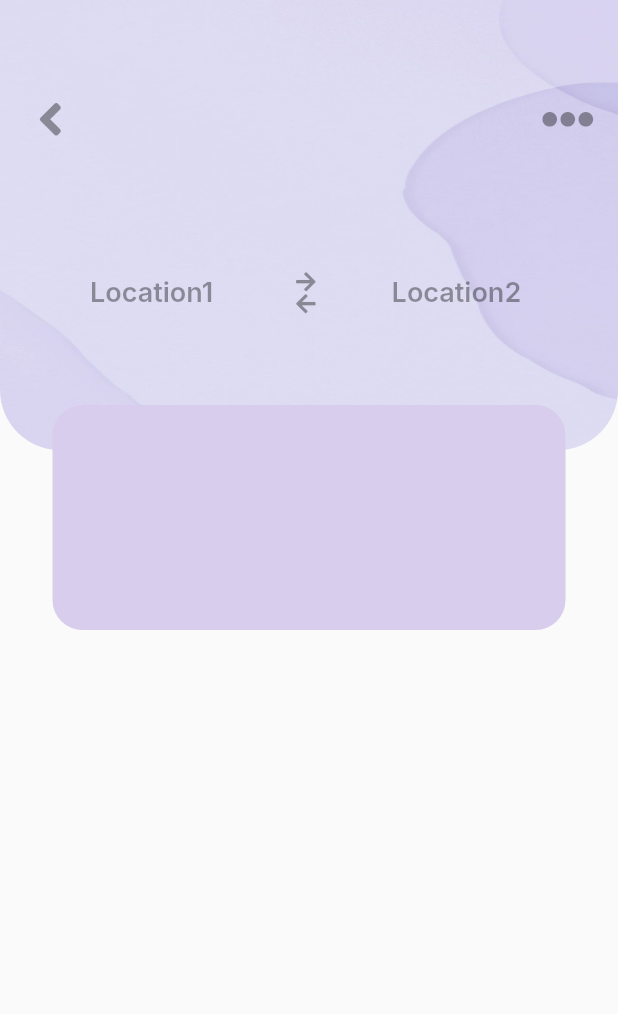
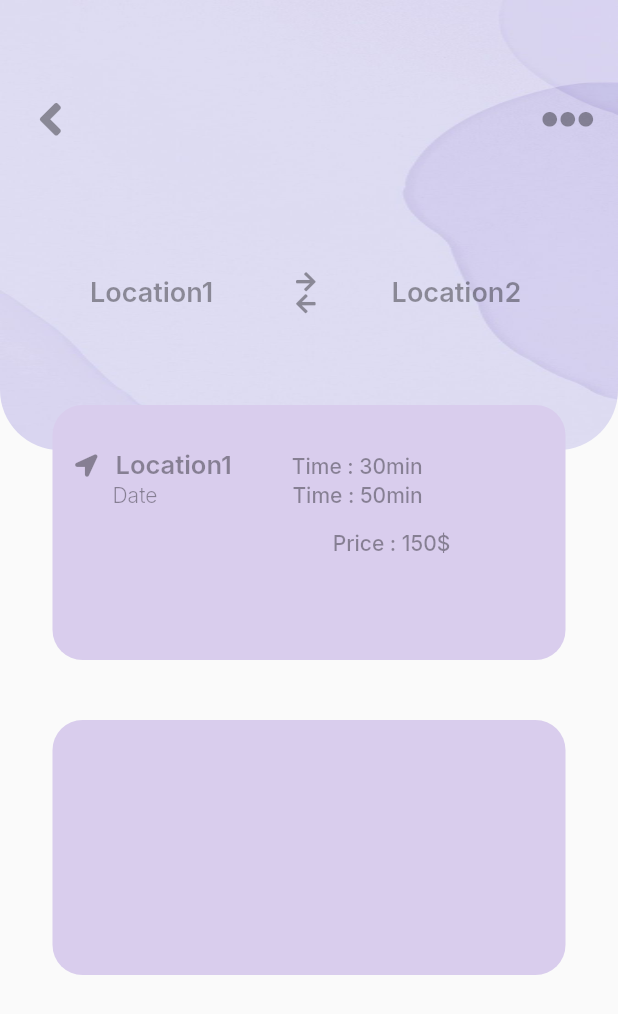
Before and after one commit to shrush235/blockchain, a Flutter app: the screen it shows after launch, on a phone screen of 412 x 824 dp. Shown: the top 1014 px of the screen. Run offline on Flutter 3.47's test engine with Material 2 defaults, Android fonts, the phone set to English and light mode, and no system bars; our stand-ins replace font_awesome_flutter, get, google_fonts.

Commit message:
Initial Cmmit

```diff
--- a/lib/screen2.dart
+++ b/lib/screen2.dart
@@ -13,7 +13,8 @@ class _SecondScreenState extends State<SecondScreen> {
   @override
   Widget build(BuildContext context) {
     return Scaffold(
-      body: Column(
+      body: SingleChildScrollView(
+        child: Column(
           children: [
             Stack(
               children: [
@@ -51,8 +52,8 @@ class _SecondScreenState extends State<SecondScreen> {
                         )),
                   ),
                   Padding(
-                  padding:
-                      const EdgeInsets.symmetric(vertical: 180, horizontal: 60),
+                    padding: const EdgeInsets.symmetric(
+                        vertical: 180, horizontal: 60),
                     child: Row(
                       mainAxisAlignment: MainAxisAlignment.spaceBetween,
                       children: [
@@ -103,14 +104,97 @@ class _SecondScreenState extends State<SecondScreen> {
                         borderRadius: BorderRadius.circular(20),
                         color: Color(0xffd9cded),
                       ),
-                    height: 150,
+                      height: 170,
+                      child: Column(
+                        children: [
+                          Padding(
+                            padding: const EdgeInsets.only(top: 30, left: 15),
+                            child: Row(
+                              children: [
+                                Icon(
+                                  FontAwesomeIcons.locationArrow,
+                                  color: Colors.black38,
+                                  size: 15,
+                                ),
+                                SizedBox(
+                                  width: 12,
+                                ),
+                                Text(
+                                  "Location1",
+                                  style: GoogleFonts.inter(
+                                      color: Colors.black38,
+                                      fontSize: 17,
+                                      fontWeight: FontWeight.w600),
+                                ),
+                                SizedBox(
+                                  width: 40,
+                                ),
+                                Text(
+                                  "Time : 30min",
+                                  style: GoogleFonts.inter(
+                                      color: Colors.black38,
+                                      fontWeight: FontWeight.w500),
+                                )
+                              ],
+                            ),
+                          ),
+                          Padding(
+                            padding: const EdgeInsets.symmetric(horizontal: 40),
+                            child: Row(
+                              children: [
+                                Text(
+                                  "Date",
+                                  style: GoogleFonts.inter(
+                                      color: Colors.black38,
+                                      fontWeight: FontWeight.w300),
+                                ),
+                                SizedBox(
+                                  width: 90,
+                                ),
+                                Column(
+                                  children: [
+                                    Text(
+                                      "Time : 50min",
+                                      style: GoogleFonts.inter(
+                                          color: Colors.black38,
+                                          fontWeight: FontWeight.w500),
+                                    )
+                                  ],
+                                )
+                              ],
+                            ),
+                          ),
+                          Padding(
+                            padding: const EdgeInsets.only(left: 110, top: 15),
+                            child: Text(
+                              "Price : 150" +
+                                  new String.fromCharCodes(new Runes('\u0024')),
+                              style: GoogleFonts.inter(
+                                fontWeight: FontWeight.w500,
+                                color: Colors.black38,
+                              ),
+                            ),
+                          )
+                        ],
+                      ),
                     ),
                   ]),
                 ),
+                Padding(
+                  padding: EdgeInsets.symmetric(vertical: 480, horizontal: 35),
+                  child: Container(
+                    decoration: BoxDecoration(
+                      borderRadius: BorderRadius.circular(20),
+                      color: Color(0xffd9cded),
+                    ),
+                    height: 170,
+                  ),
+                )
               ],
             ),
           ],
         ),
+      ),
     );
   }
 }
```
Lines whose indentation alone changed are shown as unchanged.
